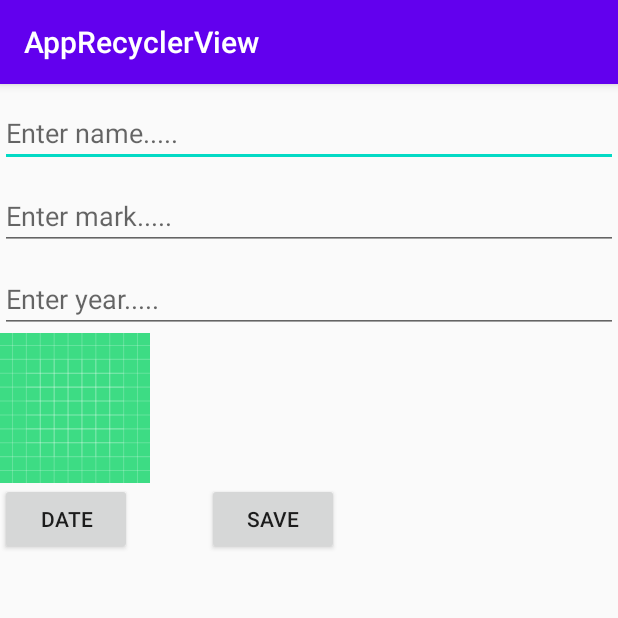
After one commit to Manasbekoff/AppRecyclerViewHW5, an Android app: the ActivityTwo screen opened directly, with no data from a screen before it, on a phone screen of 412 x 824 dp, the top half of it. The commit adds this screen. Run offline under Robolectric (Android 15) with nearby library versions, the phone set to English and light mode, and no system bars.

Commit message:
commit changes

```diff
--- a/app/src/main/AndroidManifest.xml
+++ b/app/src/main/AndroidManifest.xml
@@ -1,6 +1,8 @@
 <?xml version="1.0" encoding="utf-8"?>
 <manifest xmlns:android="http://schemas.android.com/apk/res/android"
     package="com.geektech.apprecyclerview">
+
+
 
     <application
         android:allowBackup="true"
@@ -9,6 +11,7 @@
         android:roundIcon="@mipmap/ic_launcher_round"
         android:supportsRtl="true"
         android:theme="@style/AppTheme">
+        <activity android:name=".ActivityTwo"></activity>
         <activity android:name=".MainActivity">
             <intent-filter>
                 <action android:name="android.intent.action.MAIN" />
--- /dev/null
+++ b/app/src/main/java/com/geektech/apprecyclerview/ActivityTwo.java
@@ -0,0 +1,135 @@
+package com.geektech.apprecyclerview;
+
+import androidx.annotation.Nullable;
+import androidx.appcompat.app.AppCompatActivity;
+
+import android.app.DatePickerDialog;
+import android.content.Intent;
+import android.net.Uri;
+import android.os.Bundle;
+import android.view.View;
+import android.widget.Button;
+import android.widget.DatePicker;
+import android.widget.EditText;
+import android.widget.ImageView;
+
+import java.util.Calendar;
+import java.util.Date;
+
+public class ActivityTwo extends AppCompatActivity {
+
+    public EditText etName;
+    public EditText etMark;
+    public EditText etYear;
+    public Button date;
+    public Button save;
+    public ImageView imageView;
+    public Date dateOf;
+    public Uri imageDate;
+
+    @Override
+    protected void onCreate(Bundle savedInstanceState) {
+        super.onCreate(savedInstanceState);
+        setContentView(R.layout.activity_two);
+
+        init();
+
+
+
+
+    }
+
+    private void init() {
+        //init view's
+        etName = findViewById(R.id.etName);
+        etMark = findViewById(R.id.etMark);
+        etYear = findViewById(R.id.etYear);
+        date = findViewById(R.id.btnDate);
+        save = findViewById(R.id.btnSave);
+        imageView = findViewById(R.id.imageView_two);
+
+        save.setOnClickListener(new View.OnClickListener() {
+            @Override
+            public void onClick(View view) {
+                //Преобразовываем введенные в EditText поля в String (строку),также и imageviewURI
+                String titleName = etName.getText().toString().trim();
+                String titleMark = etMark.getText().toString().trim();
+                String titleYear = etYear.getText().toString().trim();
+                String image = imageDate.toString();
+
+               //Полученные данные String значение (строки) передаем через команду(set)в нашу модельку
+                Intent intent = new Intent();
+                Title title = new Title();
+                title.setName(titleName);
+                title.setMark(titleMark);
+                title.setYear(titleYear);
+                title.setImageView(image);
+             // а модельку в которой уже имеюся данные передаем в Intent
+                intent.putExtra("title",title);
+                setResult(RESULT_OK,intent);
+                finish();
+
+            }
+        });
+
+        //Cоздаем календарь с помощью клика на кнопку date
+        date.setOnClickListener(new View.OnClickListener() {
+            @Override
+            public void onClick(View view) {
+                Calendar calendar = Calendar.getInstance();
+
+                final int year = calendar.get(Calendar.YEAR);
+                final int month = calendar.get(Calendar.MONTH);
+                final int day = calendar.get(Calendar.DAY_OF_MONTH);
+
+                DatePickerDialog dialog = new DatePickerDialog(
+                        ActivityTwo.this, new DatePickerDialog.OnDateSetListener() {
+                    @Override
+                    public void onDateSet(DatePicker datePicker, int i, int i1, int i2) {
+
+                        ActivityTwo.this.dateOf = new Date(year,month,day);
+
+                        etYear.setText(day + "." + (month+1) + "." + year);
+
+                    }
+                },  year,month,day);
+                   dialog.show();
+            }
+        });
+
+        // Здесь мы получаем данные из MainActivity и передаем в поля EditText для того чтобы редактировать
+        Intent intent = getIntent();
+        if (intent !=null) {
+            Title title = (Title) intent.getSerializableExtra("changeKey");
+            if (title != null) {
+                etName.setText(title.name);
+                etMark.setText(title.mark);
+                etYear.setText(title.year);
+                imageView.setImageURI(Uri.parse(title.imageView));
+
+            }
+        }
+    }
+
+    //Создали переход в галерею,и возвращаем от туда картину
+    public void chooseImage(View view) {
+        Intent intent = new Intent();
+        intent.setType("image/*");
+        intent.setAction(Intent.ACTION_GET_CONTENT);
+        startActivityForResult(Intent.createChooser(intent,"Choose image"),200);
+
+    }
+
+    //Тут мы получаем данные из галерии и передаем в наш ImageView
+    @Override
+    protected void onActivityResult(int requestCode, int resultCode, @Nullable Intent data) {
+        super.onActivityResult(requestCode, resultCode, data);
+
+        if (requestCode == 200 && resultCode == RESULT_OK){
+
+            imageDate = data.getData();
+            imageView.setImageURI(imageDate);
+
+        }
+    }
+}
--- /dev/null
+++ b/app/src/main/res/layout/activity_two.xml
@@ -0,0 +1,59 @@
+<?xml version="1.0" encoding="utf-8"?>
+<LinearLayout xmlns:android="http://schemas.android.com/apk/res/android"
+    xmlns:app="http://schemas.android.com/apk/res-auto"
+    xmlns:tools="http://schemas.android.com/tools"
+    android:layout_width="match_parent"
+    android:layout_height="match_parent"
+    android:orientation="vertical"
+    tools:context=".ActivityTwo">
+
+
+    <EditText
+        android:id="@+id/etName"
+        android:layout_width="match_parent"
+        android:layout_height="wrap_content"
+        android:hint="Enter name....."
+        android:layout_marginTop="10dp"/>
+
+    <EditText
+        android:id="@+id/etMark"
+        android:layout_width="match_parent"
+        android:layout_height="wrap_content"
+        android:hint="Enter mark....."
+        android:layout_marginTop="10dp"/>
+
+    <EditText
+        android:id="@+id/etYear"
+        android:layout_width="match_parent"
+        android:layout_height="wrap_content"
+        android:hint="Enter year....."
+        android:layout_marginTop="10dp"/>
+
+
+    <ImageView
+        android:id="@+id/imageView_two"
+        android:layout_width="100dp"
+        android:layout_height="100dp"
+        android:onClick="chooseImage"
+        android:src="@drawable/ic_launcher_background"/>
+
+    <LinearLayout
+        android:layout_width="match_parent"
+        android:layout_height="wrap_content">
+
+    <Button
+        android:id="@+id/btnDate"
+        android:layout_width="wrap_content"
+        android:layout_height="wrap_content"
+        android:text="Date"/>
+        <Button
+            android:id="@+id/btnSave"
+            android:layout_width="wrap_content"
+            android:layout_height="wrap_content"
+            android:text="save"
+            android:layout_marginLeft="50dp"/>
+
+
+    </LinearLayout>
+
+</LinearLayout>
```
Also changed, not shown: app/src/main/java/com/geektech/apprecyclerview/MainActivity.java (+44 -22 lines), app/src/main/java/com/geektech/apprecyclerview/MainAdapter.java (+46 -9 lines), app/src/main/java/com/geektech/apprecyclerview/Title.java (+36 -6 lines), app/src/main/res/layout/activity_main.xml (+11 -1 lines), app/src/main/res/layout/item_recyclerview.xml (+34 -5 lines), 1 other file.
